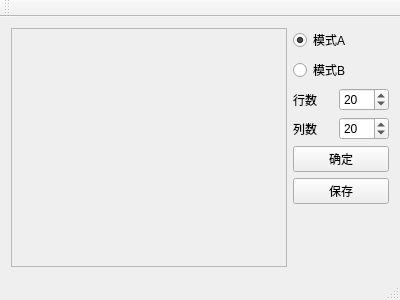
Qt form mainwindow.ui (im-red/maze) before a commit.
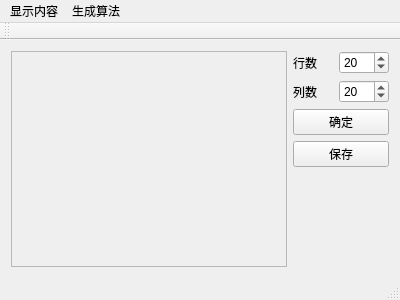
The same form after that commit. Custom widgets are drawn as their Qt base class.

Diff of the .ui file:
```diff
--- a/mainwindow.ui
+++ b/mainwindow.ui
@@ -25,8 +25,8 @@
         <rect>
          <x>0</x>
          <y>0</y>
-         <width>274</width>
-         <height>223</height>
+         <width>268</width>
+         <height>211</height>
         </rect>
        </property>
        <property name="sizePolicy">
@@ -40,23 +40,6 @@
     </item>
     <item>
      <layout class="QVBoxLayout" name="verticalLayout">
-      <item>
-       <widget class="QRadioButton" name="aRadioButton">
-        <property name="text">
-         <string>模式A</string>
-        </property>
-        <property name="checked">
-         <bool>true</bool>
-        </property>
-       </widget>
-      </item>
-      <item>
-       <widget class="QRadioButton" name="bRadioButton">
-        <property name="text">
-         <string>模式B</string>
-        </property>
-       </widget>
-      </item>
       <item>
        <layout class="QHBoxLayout" name="horizontalLayout">
         <item>
@@ -104,8 +87,11 @@
             <height>16777215</height>
            </size>
           </property>
+          <property name="minimum">
+           <number>2</number>
+          </property>
           <property name="maximum">
-           <number>999</number>
+           <number>200</number>
           </property>
           <property name="value">
            <number>20</number>
@@ -164,8 +150,11 @@
             <height>16777215</height>
            </size>
           </property>
+          <property name="minimum">
+           <number>2</number>
+          </property>
           <property name="maximum">
-           <number>999</number>
+           <number>200</number>
           </property>
           <property name="value">
            <number>20</number>
@@ -217,9 +206,24 @@
      <x>0</x>
      <y>0</y>
      <width>400</width>
-     <height>23</height>
+     <height>26</height>
     </rect>
    </property>
+   <widget class="QMenu" name="menu">
+    <property name="title">
+     <string>显示内容</string>
+    </property>
+    <addaction name="actionWall"/>
+    <addaction name="actionPath"/>
+   </widget>
+   <widget class="QMenu" name="menuGen">
+    <property name="title">
+     <string>生成算法</string>
+    </property>
+    <addaction name="actionDFS"/>
+   </widget>
+   <addaction name="menu"/>
+   <addaction name="menuGen"/>
   </widget>
   <widget class="QToolBar" name="mainToolBar">
    <attribute name="toolBarArea">
```
Left out of the diff: 36 changed lines with no effect on the pictures.
